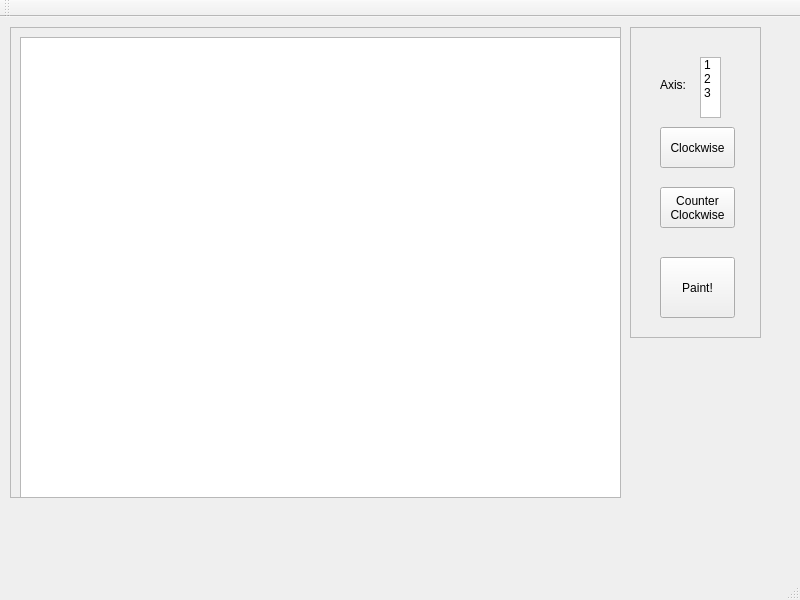
The window that p1gui/mainwindow.ui (trec21/452p1) describes before a commit, drawn with Qt 5.
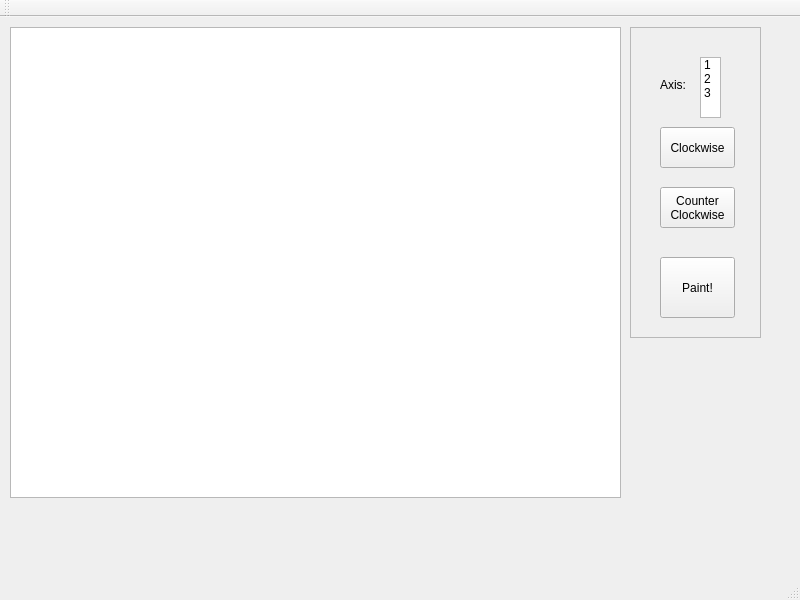
The same window after the commit.

Diff of the .ui file:
```diff
--- a/p1gui/mainwindow.ui
+++ b/p1gui/mainwindow.ui
@@ -32,10 +32,10 @@
     <widget class="QGraphicsView" name="graphicsView">
      <property name="geometry">
       <rect>
-       <x>10</x>
-       <y>10</y>
-       <width>601</width>
-       <height>461</height>
+       <x>0</x>
+       <y>0</y>
+       <width>611</width>
+       <height>471</height>
       </rect>
      </property>
     </widget>
```
Left out of the diff: 2 changed lines with no effect on the pictures.
